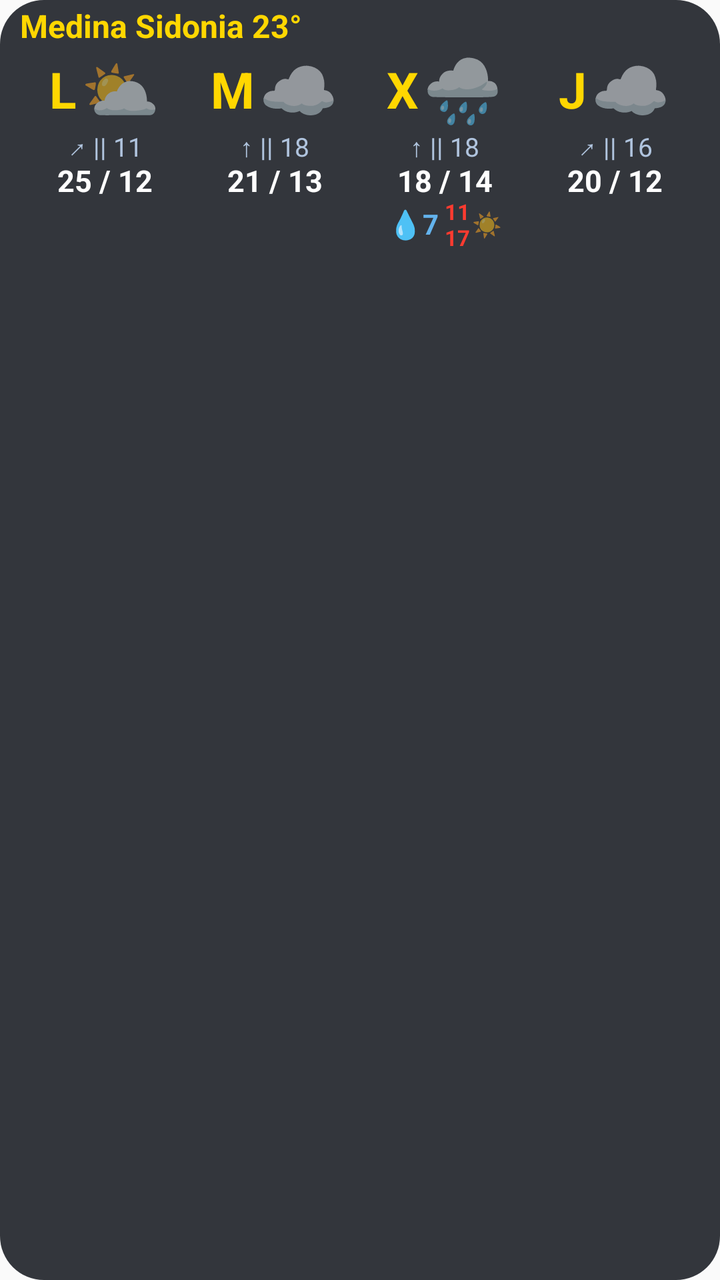
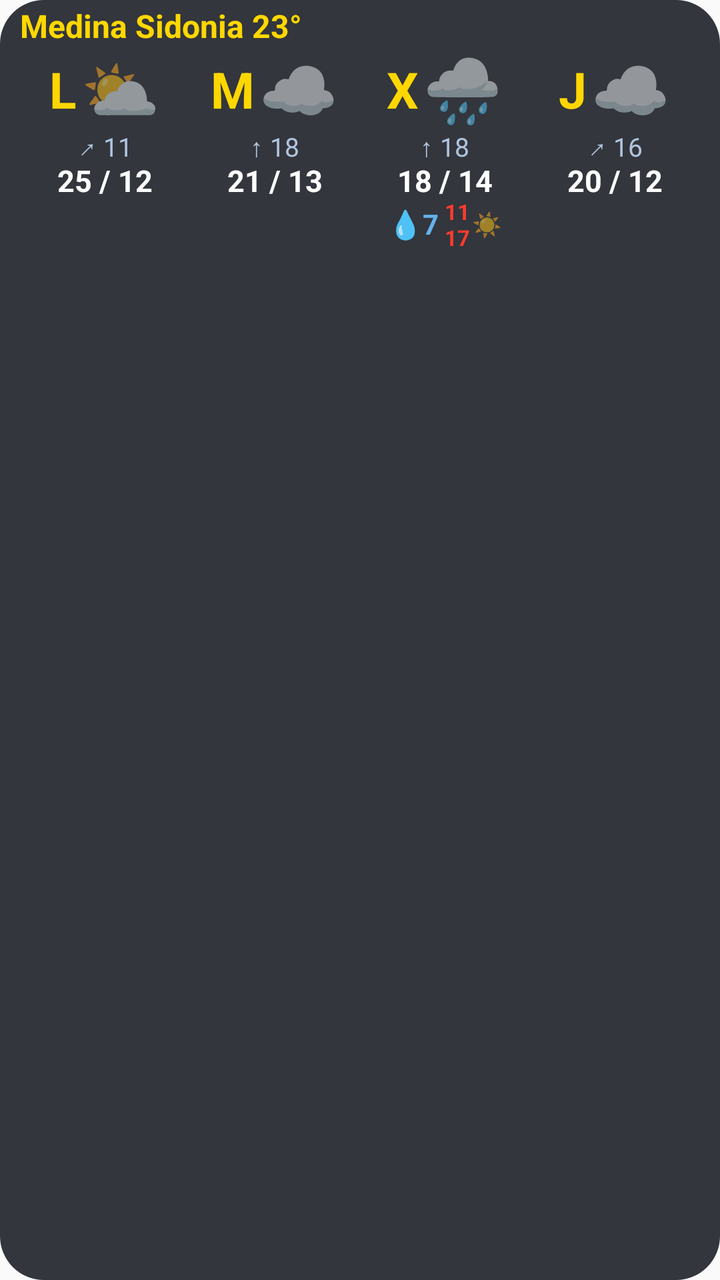

Before-and-after screenshots of an Android layout around one commit, followed by the original layout XML and the change that was made.
<!-- AndroidManifest.xml: application theme Theme.AemetWidget -->
<!-- res/layout/widget_weather.xml -->
<?xml version="1.0" encoding="utf-8"?>
<LinearLayout xmlns:android="http://schemas.android.com/apk/res/android"
    android:id="@+id/widgetRoot"
    android:layout_width="match_parent"
    android:layout_height="match_parent"
    android:background="@drawable/bg_widget"
    android:orientation="vertical"
    android:paddingStart="10dp"
    android:paddingEnd="10dp"
    android:paddingTop="4dp"
    android:paddingBottom="2dp">

    
    <LinearLayout
        android:layout_width="match_parent"
        android:layout_height="wrap_content"
        android:gravity="center_vertical"
        android:orientation="horizontal"
        android:layout_marginBottom="2dp">

        <TextView
            android:id="@+id/tvHeaderCityTemp"
            android:layout_width="0dp"
            android:layout_height="wrap_content"
            android:layout_weight="1"
            android:ellipsize="end"
            android:includeFontPadding="false"
            android:singleLine="true"
            android:text="Medina Sidonia 23°"
            android:textColor="#FFD700"
            android:textSize="16sp"
            android:textStyle="bold" />

        <TextView
            android:id="@+id/tvUpdateTime"
            android:layout_width="wrap_content"
            android:layout_height="wrap_content"
            android:includeFontPadding="false"
            android:text=""
            android:textColor="#FFFFFF"
            android:textSize="11sp" />
    </LinearLayout>

    
    <LinearLayout
        android:layout_width="match_parent"
        android:layout_height="0dp"
        android:layout_weight="1"
        android:orientation="horizontal"
        android:weightSum="4">

        
        <LinearLayout
            android:id="@+id/card0"
            android:layout_width="0dp"
            android:layout_height="match_parent"
            android:layout_weight="1"
            android:gravity="center_horizontal"
            android:orientation="vertical"
            android:paddingTop="2dp"
            android:paddingBottom="2dp">

            <LinearLayout
                android:layout_width="wrap_content"
                android:layout_height="wrap_content"
                android:gravity="center_vertical"
                android:orientation="horizontal">

                <TextView
                    android:id="@+id/day0"
                    android:layout_width="wrap_content"
                    android:layout_height="wrap_content"
                    android:layout_marginEnd="2dp"
                    android:includeFontPadding="false"
                    android:text="L"
                    android:textColor="#FFD700"
                    android:textSize="25sp"
                    android:textStyle="bold" />

                <TextView
                    android:id="@+id/icon0"
                    android:layout_width="wrap_content"
                    android:layout_height="wrap_content"
                    android:includeFontPadding="false"
                    android:text="⛅"
                    android:textSize="32sp" />
            </LinearLayout>

            <ImageView
                android:id="@+id/alertLine0"
                android:layout_width="32dp"
                android:layout_height="3dp"
                android:layout_marginTop="1dp"
                android:layout_marginBottom="2dp"
                android:contentDescription="@null"
                android:visibility="gone" />

            <TextView
                android:id="@+id/wind0"
                android:layout_width="wrap_content"
                android:layout_height="wrap_content"
                android:includeFontPadding="false"
                android:text="↗ || 11"
                android:textColor="#B0C4DE"
                android:textSize="13sp" />

            <TextView
                android:id="@+id/temp0"
                android:layout_width="wrap_content"
                android:layout_height="wrap_content"
                android:includeFontPadding="false"
                android:text="25 / 12"
                android:textColor="#FFFFFF"
                android:textSize="15sp"
                android:textStyle="bold" />

            
            <LinearLayout
                android:layout_width="wrap_content"
                android:layout_height="wrap_content"
                android:gravity="center_vertical"
                android:orientation="horizontal">

                <TextView
                    android:id="@+id/rain0"
                    android:layout_width="wrap_content"
                    android:layout_height="wrap_content"
                    android:includeFontPadding="false"
                    android:text=""
                    android:textColor="#63B3ED"
                    android:textSize="14sp"
                    android:textStyle="bold" />

                <LinearLayout
                    android:layout_width="wrap_content"
                    android:layout_height="wrap_content"
                    android:layout_marginStart="3dp"
                    android:gravity="center_vertical"
                    android:orientation="horizontal">

                    <LinearLayout
                        android:layout_width="wrap_content"
                        android:layout_height="wrap_content"
                        android:gravity="center_horizontal"
                        android:orientation="vertical">

                        <TextView
                            android:id="@+id/uvStart0"
                            android:layout_width="wrap_content"
                            android:layout_height="wrap_content"
                            android:includeFontPadding="false"
                            android:text=""
                            android:textColor="#FF3B30"
                            android:textSize="11sp"
                            android:textStyle="bold" />

                        <TextView
                            android:id="@+id/uvEnd0"
                            android:layout_width="wrap_content"
                            android:layout_height="wrap_content"
                            android:includeFontPadding="false"
                            android:text=""
                            android:textColor="#FF3B30"
                            android:textSize="11sp"
                            android:textStyle="bold" />
                    </LinearLayout>

                    <TextView
                        android:id="@+id/uvIcon0"
                        android:layout_width="wrap_content"
                        android:layout_height="wrap_content"
                        android:layout_marginStart="1dp"
                        android:includeFontPadding="false"
                        android:text=""
                        android:textSize="12sp" />
                </LinearLayout>
            </LinearLayout>
        </LinearLayout>

        
        <LinearLayout
            android:id="@+id/card1"
            android:layout_width="0dp"
            android:layout_height="match_parent"
            android:layout_weight="1"
            android:gravity="center_horizontal"
            android:orientation="vertical"
            android:paddingTop="2dp"
            android:paddingBottom="2dp">

            <LinearLayout
                android:layout_width="wrap_content"
                android:layout_height="wrap_content"
                android:gravity="center_vertical"
                android:orientation="horizontal">

                <TextView
                    android:id="@+id/day1"
                    android:layout_width="wrap_content"
                    android:layout_height="wrap_content"
                    android:layout_marginEnd="2dp"
                    android:includeFontPadding="false"
                    android:text="M"
                    android:textColor="#FFD700"
                    android:textSize="25sp"
                    android:textStyle="bold" />

                <TextView
                    android:id="@+id/icon1"
                    android:layout_width="wrap_content"
                    android:layout_height="wrap_content"
                    android:includeFontPadding="false"
                    android:text="☁️"
                    android:textSize="32sp" />
            </LinearLayout>

            <ImageView
                android:id="@+id/alertLine1"
                android:layout_width="32dp"
                android:layout_height="3dp"
                android:layout_marginTop="1dp"
                android:layout_marginBottom="2dp"
                android:contentDescription="@null"
                android:visibility="gone" />

            <TextView
                android:id="@+id/wind1"
                android:layout_width="wrap_content"
                android:layout_height="wrap_content"
                android:includeFontPadding="false"
                android:text="↑ || 18"
                android:textColor="#B0C4DE"
                android:textSize="13sp" />

            <TextView
                android:id="@+id/temp1"
                android:layout_width="wrap_content"
                android:layout_height="wrap_content"
                android:includeFontPadding="false"
                android:text="21 / 13"
                android:textColor="#FFFFFF"
                android:textSize="15sp"
                android:textStyle="bold" />

            
            <LinearLayout
                android:layout_width="wrap_content"
                android:layout_height="wrap_content"
                android:gravity="center_vertical"
                android:orientation="horizontal">

                <TextView
                    android:id="@+id/rain1"
                    android:layout_width="wrap_content"
                    android:layout_height="wrap_content"
                    android:includeFontPadding="false"
                    android:text=""
                    android:textColor="#63B3ED"
                    android:textSize="14sp"
                    android:textStyle="bold" />

                <LinearLayout
                    android:layout_width="wrap_content"
                    android:layout_height="wrap_content"
                    android:layout_marginStart="3dp"
                    android:gravity="center_vertical"
                    android:orientation="horizontal">

                    <LinearLayout
                        android:layout_width="wrap_content"
                        android:layout_height="wrap_content"
                        android:gravity="center_horizontal"
                        android:orientation="vertical">

                        <TextView
                            android:id="@+id/uvStart1"
                            android:layout_width="wrap_content"
                            android:layout_height="wrap_content"
                            android:includeFontPadding="false"
                            android:text=""
                            android:textColor="#FF3B30"
                            android:textSize="11sp"
                            android:textStyle="bold" />

                        <TextView
                            android:id="@+id/uvEnd1"
                            android:layout_width="wrap_content"
                            android:layout_height="wrap_content"
                            android:includeFontPadding="false"
                            android:text=""
                            android:textColor="#FF3B30"
                            android:textSize="11sp"
                            android:textStyle="bold" />
                    </LinearLayout>

                    <TextView
                        android:id="@+id/uvIcon1"
                        android:layout_width="wrap_content"
                        android:layout_height="wrap_content"
                        android:layout_marginStart="1dp"
                        android:includeFontPadding="false"
                        android:text=""
                        android:textSize="12sp" />
                </LinearLayout>
            </LinearLayout>
        </LinearLayout>

        
        <LinearLayout
            android:id="@+id/card2"
            android:layout_width="0dp"
            android:layout_height="match_parent"
            android:layout_weight="1"
            android:gravity="center_horizontal"
            android:orientation="vertical"
            android:paddingTop="2dp"
            android:paddingBottom="2dp">

            <LinearLayout
                android:layout_width="wrap_content"
                android:layout_height="wrap_content"
                android:gravity="center_vertical"
                android:orientation="horizontal">

                <TextView
                    android:id="@+id/day2"
                    android:layout_width="wrap_content"
                    android:layout_height="wrap_content"
                    android:layout_marginEnd="2dp"
                    android:includeFontPadding="false"
                    android:text="X"
                    android:textColor="#FFD700"
                    android:textSize="25sp"
                    android:textStyle="bold" />

                <TextView
                    android:id="@+id/icon2"
                    android:layout_width="wrap_content"
                    android:layout_height="wrap_content"
                    android:includeFontPadding="false"
                    android:text="🌧️"
                    android:textSize="32sp" />
            </LinearLayout>

            <ImageView
                android:id="@+id/alertLine2"
                android:layout_width="32dp"
                android:layout_height="3dp"
                android:layout_marginTop="1dp"
                android:layout_marginBottom="2dp"
                android:contentDescription="@null"
                android:visibility="gone" />

            <TextView
                android:id="@+id/wind2"
                android:layout_width="wrap_content"
                android:layout_height="wrap_content"
                android:includeFontPadding="false"
                android:text="↑ || 18"
                android:textColor="#B0C4DE"
                android:textSize="13sp" />

            <TextView
                android:id="@+id/temp2"
                android:layout_width="wrap_content"
                android:layout_height="wrap_content"
                android:includeFontPadding="false"
                android:text="18 / 14"
                android:textColor="#FFFFFF"
                android:textSize="15sp"
                android:textStyle="bold" />

            
            <LinearLayout
                android:layout_width="wrap_content"
                android:layout_height="wrap_content"
                android:gravity="center_vertical"
                android:orientation="horizontal">

                <TextView
                    android:id="@+id/rain2"
                    android:layout_width="wrap_content"
                    android:layout_height="wrap_content"
                    android:includeFontPadding="false"
                    android:text="💧7"
                    android:textColor="#63B3ED"
                    android:textSize="14sp"
                    android:textStyle="bold" />

                <LinearLayout
                    android:layout_width="wrap_content"
                    android:layout_height="wrap_content"
                    android:layout_marginStart="3dp"
                    android:gravity="center_vertical"
                    android:orientation="horizontal">

                    <LinearLayout
                        android:layout_width="wrap_content"
                        android:layout_height="wrap_content"
                        android:gravity="center_horizontal"
                        android:orientation="vertical">

                        <TextView
                            android:id="@+id/uvStart2"
                            android:layout_width="wrap_content"
                            android:layout_height="wrap_content"
                            android:includeFontPadding="false"
                            android:text="11"
                            android:textColor="#FF3B30"
                            android:textSize="11sp"
                            android:textStyle="bold" />

                        <TextView
                            android:id="@+id/uvEnd2"
                            android:layout_width="wrap_content"
                            android:layout_height="wrap_content"
                            android:includeFontPadding="false"
                            android:text="17"
                            android:textColor="#FF3B30"
                            android:textSize="11sp"
                            android:textStyle="bold" />
                    </LinearLayout>

                    <TextView
                        android:id="@+id/uvIcon2"
                        android:layout_width="wrap_content"
                        android:layout_height="wrap_content"
                        android:layout_marginStart="1dp"
                        android:includeFontPadding="false"
                        android:text="☀️"
                        android:textSize="12sp" />
                </LinearLayout>
            </LinearLayout>
        </LinearLayout>

        
        <LinearLayout
            android:id="@+id/card3"
            android:layout_width="0dp"
            android:layout_height="match_parent"
            android:layout_weight="1"
            android:gravity="center_horizontal"
            android:orientation="vertical"
            android:paddingTop="2dp"
            android:paddingBottom="2dp">

            <LinearLayout
                android:layout_width="wrap_content"
                android:layout_height="wrap_content"
                android:gravity="center_vertical"
                android:orientation="horizontal">

                <TextView
                    android:id="@+id/day3"
                    android:layout_width="wrap_content"
                    android:layout_height="wrap_content"
                    android:layout_marginEnd="2dp"
                    android:includeFontPadding="false"
                    android:text="J"
                    android:textColor="#FFD700"
                    android:textSize="25sp"
                    android:textStyle="bold" />

                <TextView
                    android:id="@+id/icon3"
                    android:layout_width="wrap_content"
                    android:layout_height="wrap_content"
                    android:includeFontPadding="false"
                    android:text="☁️"
                    android:textSize="32sp" />
            </LinearLayout>

            <ImageView
                android:id="@+id/alertLine3"
                android:layout_width="32dp"
                android:layout_height="3dp"
                android:layout_marginTop="1dp"
                android:layout_marginBottom="2dp"
                android:contentDescription="@null"
                android:visibility="gone" />

            <TextView
                android:id="@+id/wind3"
                android:layout_width="wrap_content"
                android:layout_height="wrap_content"
                android:includeFontPadding="false"
                android:text="↗ || 16"
                android:textColor="#B0C4DE"
                android:textSize="13sp" />

            <TextView
                android:id="@+id/temp3"
                android:layout_width="wrap_content"
                android:layout_height="wrap_content"
                android:includeFontPadding="false"
                android:text="20 / 12"
                android:textColor="#FFFFFF"
                android:textSize="15sp"
                android:textStyle="bold" />

            
            <LinearLayout
                android:layout_width="wrap_content"
                android:layout_height="wrap_content"
                android:gravity="center_vertical"
                android:orientation="horizontal">

                <TextView
                    android:id="@+id/rain3"
                    android:layout_width="wrap_content"
                    android:layout_height="wrap_content"
                    android:includeFontPadding="false"
                    android:text=""
                    android:textColor="#63B3ED"
                    android:textSize="14sp"
                    android:textStyle="bold" />

                <LinearLayout
                    android:layout_width="wrap_content"
                    android:layout_height="wrap_content"
                    android:layout_marginStart="3dp"
                    android:gravity="center_vertical"
                    android:orientation="horizontal">

                    <LinearLayout
                        android:layout_width="wrap_content"
                        android:layout_height="wrap_content"
                        android:gravity="center_horizontal"
                        android:orientation="vertical">

                        <TextView
                            android:id="@+id/uvStart3"
                            android:layout_width="wrap_content"
                            android:layout_height="wrap_content"
                            android:includeFontPadding="false"
                            android:text=""
                            android:textColor="#FF3B30"
                            android:textSize="11sp"
                            android:textStyle="bold" />

                        <TextView
                            android:id="@+id/uvEnd3"
                            android:layout_width="wrap_content"
                            android:layout_height="wrap_content"
                            android:includeFontPadding="false"
                            android:text=""
                            android:textColor="#FF3B30"
                            android:textSize="11sp"
                            android:textStyle="bold" />
                    </LinearLayout>

                    <TextView
                        android:id="@+id/uvIcon3"
                        android:layout_width="wrap_content"
                        android:layout_height="wrap_content"
                        android:layout_marginStart="1dp"
                        android:includeFontPadding="false"
                        android:text=""
                        android:textSize="12sp" />
                </LinearLayout>
            </LinearLayout>
        </LinearLayout>

    </LinearLayout>

</LinearLayout>
<!-- resources referenced by this layout -->
<resources>
  <!-- drawable bg_widget (drawable) -->
  <?xml version="1.0" encoding="utf-8"?>
  <shape xmlns:android="http://schemas.android.com/apk/res/android"
      android:shape="rectangle">
      <solid android:color="#E61E2229" />
      <corners android:radius="22dp" />
  </shape>
  <style name="Theme.AemetWidget" parent="android:Theme.Material.Light.NoActionBar" />
</resources>

<!-- the commit's change to res/layout/widget_weather.xml (unified diff, before → after) -->
@@ -86,23 +86,32 @@
                     android:textSize="32sp" />
             </LinearLayout>
 
-            <ImageView
-                android:id="@+id/alertLine0"
-                android:layout_width="32dp"
-                android:layout_height="3dp"
-                android:layout_marginTop="1dp"
-                android:layout_marginBottom="2dp"
-                android:contentDescription="@null"
-                android:visibility="gone" />
-
-            <TextView
-                android:id="@+id/wind0"
-                android:layout_width="wrap_content"
-                android:layout_height="wrap_content"
-                android:includeFontPadding="false"
-                android:text="↗ || 11"
-                android:textColor="#B0C4DE"
-                android:textSize="13sp" />
+            
+            <LinearLayout
+                android:layout_width="wrap_content"
+                android:layout_height="wrap_content"
+                android:gravity="center_vertical"
+                android:orientation="horizontal">
+
+                <TextView
+                    android:id="@+id/wind0"
+                    android:layout_width="wrap_content"
+                    android:layout_height="wrap_content"
+                    android:includeFontPadding="false"
+                    android:text="↗ 11"
+                    android:textColor="#B0C4DE"
+                    android:textSize="13sp" />
+
+                <TextView
+                    android:id="@+id/alertBell0"
+                    android:layout_width="wrap_content"
+                    android:layout_height="wrap_content"
+                    android:layout_marginStart="3dp"
+                    android:includeFontPadding="false"
+                    android:text="🔔"
+                    android:textSize="12sp"
+                    android:visibility="gone" />
+            </LinearLayout>
 
             <TextView
                 android:id="@+id/temp0"
@@ -214,23 +223,32 @@
                     android:textSize="32sp" />
             </LinearLayout>
 
-            <ImageView
-                android:id="@+id/alertLine1"
-                android:layout_width="32dp"
-                android:layout_height="3dp"
-                android:layout_marginTop="1dp"
-                android:layout_marginBottom="2dp"
-                android:contentDescription="@null"
-                android:visibility="gone" />
-
-            <TextView
-                android:id="@+id/wind1"
-                android:layout_width="wrap_content"
-                android:layout_height="wrap_content"
-                android:includeFontPadding="false"
-                android:text="↑ || 18"
-                android:textColor="#B0C4DE"
-                android:textSize="13sp" />
+            
+            <LinearLayout
+                android:layout_width="wrap_content"
+                android:layout_height="wrap_content"
+                android:gravity="center_vertical"
+                android:orientation="horizontal">
+
+                <TextView
+                    android:id="@+id/wind1"
+                    android:layout_width="wrap_content"
+                    android:layout_height="wrap_content"
+                    android:includeFontPadding="false"
+                    android:text="↑ 18"
+                    android:textColor="#B0C4DE"
+                    android:textSize="13sp" />
+
+                <TextView
+                    android:id="@+id/alertBell1"
+                    android:layout_width="wrap_content"
+                    android:layout_height="wrap_content"
+                    android:layout_marginStart="3dp"
+                    android:includeFontPadding="false"
+                    android:text="🔔"
+                    android:textSize="12sp"
+                    android:visibility="gone" />
+            </LinearLayout>
 
             <TextView
                 android:id="@+id/temp1"
@@ -342,23 +360,32 @@
                     android:textSize="32sp" />
             </LinearLayout>
 
-            <ImageView
-                android:id="@+id/alertLine2"
-                android:layout_width="32dp"
-                android:layout_height="3dp"
-                android:layout_marginTop="1dp"
-                android:layout_marginBottom="2dp"
-                android:contentDescription="@null"
-                android:visibility="gone" />
-
-            <TextView
-                android:id="@+id/wind2"
-                android:layout_width="wrap_content"
-                android:layout_height="wrap_content"
-                android:includeFontPadding="false"
-                android:text="↑ || 18"
-                android:textColor="#B0C4DE"
-                android:textSize="13sp" />
+            
+            <LinearLayout
+                android:layout_width="wrap_content"
+                android:layout_height="wrap_content"
+                android:gravity="center_vertical"
+                android:orientation="horizontal">
+
+                <TextView
+                    android:id="@+id/wind2"
+                    android:layout_width="wrap_content"
+                    android:layout_height="wrap_content"
+                    android:includeFontPadding="false"
+                    android:text="↑ 18"
+                    android:textColor="#B0C4DE"
+                    android:textSize="13sp" />
+
+                <TextView
+                    android:id="@+id/alertBell2"
+                    android:layout_width="wrap_content"
+                    android:layout_height="wrap_content"
+                    android:layout_marginStart="3dp"
+                    android:includeFontPadding="false"
+                    android:text="🔔"
+                    android:textSize="12sp"
+                    android:visibility="gone" />
+            </LinearLayout>
 
             <TextView
                 android:id="@+id/temp2"
@@ -470,23 +497,32 @@
                     android:textSize="32sp" />
             </LinearLayout>
 
-            <ImageView
-                android:id="@+id/alertLine3"
-                android:layout_width="32dp"
-                android:layout_height="3dp"
-                android:layout_marginTop="1dp"
-                android:layout_marginBottom="2dp"
-                android:contentDescription="@null"
-                android:visibility="gone" />
-
-            <TextView
-                android:id="@+id/wind3"
-                android:layout_width="wrap_content"
-                android:layout_height="wrap_content"
-                android:includeFontPadding="false"
-                android:text="↗ || 16"
-                android:textColor="#B0C4DE"
-                android:textSize="13sp" />
+            
+            <LinearLayout
+                android:layout_width="wrap_content"
+                android:layout_height="wrap_content"
+                android:gravity="center_vertical"
+                android:orientation="horizontal">
+
+                <TextView
+                    android:id="@+id/wind3"
+                    android:layout_width="wrap_content"
+                    android:layout_height="wrap_content"
+                    android:includeFontPadding="false"
+                    android:text="↗ 16"
+                    android:textColor="#B0C4DE"
+                    android:textSize="13sp" />
+
+                <TextView
+                    android:id="@+id/alertBell3"
+                    android:layout_width="wrap_content"
+                    android:layout_height="wrap_content"
+                    android:layout_marginStart="3dp"
+                    android:includeFontPadding="false"
+                    android:text="🔔"
+                    android:textSize="12sp"
+                    android:visibility="gone" />
+            </LinearLayout>
 
             <TextView
                 android:id="@+id/temp3"
